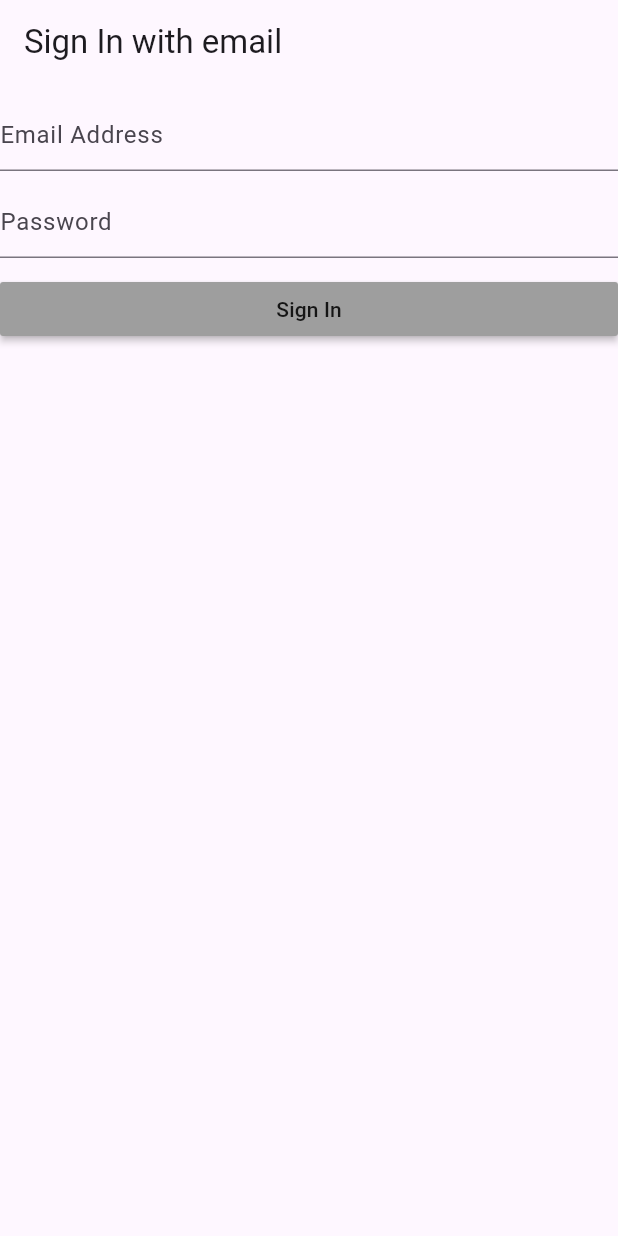
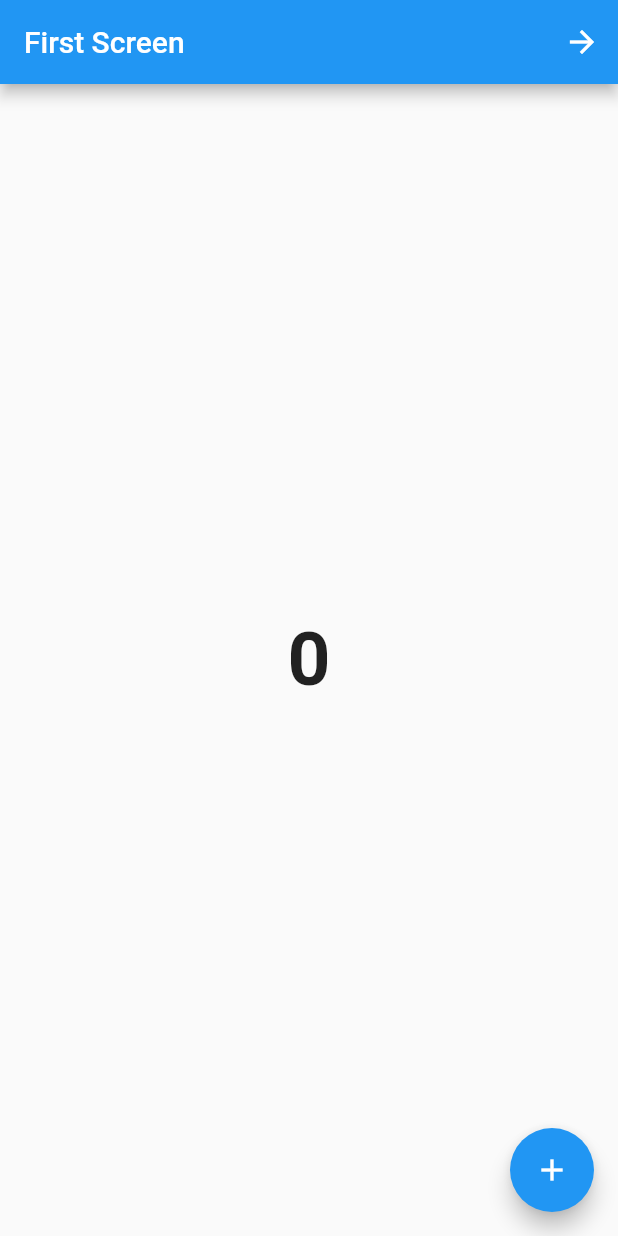
Before and after one commit to rohitranjan753/BlocTutorial, a Flutter app: the screen it shows after launch, on a phone screen of 412 x 824 dp. Run offline on Flutter 3.47's test engine with Material 2 defaults, Android fonts, the light colour scheme and no system bars; our stand-ins replace connectivity, email_validator, flutter_bloc.

Commit message:
routes management

```diff
--- a/lib/main.dart
+++ b/lib/main.dart
@@ -2,6 +2,7 @@ import 'package:blocktutorial/bloc/internet_bloc.dart';
 import 'package:blocktutorial/cubit_example.dart';
 import 'package:blocktutorial/cubits/internet_cubit.dart';
 import 'package:blocktutorial/home_screen.dart';
+import 'package:blocktutorial/routes/routes.dart';
 import 'package:blocktutorial/sign_in/bloc/signin_bloc.dart';
 import 'package:blocktutorial/sign_in/sign_in_screen.dart';
 import 'package:flutter/material.dart';
@@ -17,15 +18,19 @@ class MyApp extends StatelessWidget {
   // This widget is the root of your application.
   @override
   Widget build(BuildContext context) {
-    return BlocProvider(
-      create: (context) => SignInBloc(),
-      child: MaterialApp(
-        theme: ThemeData(
-          colorScheme: ColorScheme.fromSeed(seedColor: Colors.deepPurple),
-          useMaterial3: true,
-        ),
-        home: SignInExample(),
-      ),
+    // return BlocProvider(
+    //   create: (context) => SignInBloc(),
+    //   child: MaterialApp(
+    //     theme: ThemeData(
+    //       colorScheme: ColorScheme.fromSeed(seedColor: Colors.deepPurple),
+    //       useMaterial3: true,
+    //     ),
+    //     home: SignInExample(),
+    //   ),
+    // );
+    return MaterialApp(
+      debugShowCheckedModeBanner: false,
+        onGenerateRoute: Routes.onGenerateRoute,initialRoute: "/first",
     );
   }
 }
--- /dev/null
+++ b/lib/routes/first_cubit.dart
@@ -0,0 +1,6 @@
+import 'package:flutter_bloc/flutter_bloc.dart';
+
+class FirstCubit extends Cubit<int>{
+  FirstCubit() : super(0);
+  void increment()=> emit(state+1);
+}
--- /dev/null
+++ b/lib/routes/routes.dart
@@ -0,0 +1,38 @@
+import 'package:blocktutorial/routes/first_cubit.dart';
+import 'package:blocktutorial/routes/screens/first_screen.dart';
+import 'package:blocktutorial/routes/screens/second_screen.dart';
+import 'package:blocktutorial/routes/screens/third_screen.dart';
+import 'package:blocktutorial/routes/second_cubit.dart';
+import 'package:blocktutorial/routes/third_cubit.dart';
+import 'package:flutter/material.dart';
+import 'package:flutter_bloc/flutter_bloc.dart';
+
+class Routes {
+  static Route? onGenerateRoute(RouteSettings settings) {
+    switch (settings.name) {
+      case "/first":
+        return MaterialPageRoute(
+            builder: (context) => BlocProvider(
+                  create: (context) => FirstCubit(),
+                  child: FirstScreen(),
+                ),);
+
+      case "/second":
+        Map<String,dynamic> arguments = settings.arguments as Map<String,dynamic>;
+        return MaterialPageRoute(
+          builder: (context) => BlocProvider(
+            create: (context) => SecondCubit(),
+            child: SecondScreen(title: arguments['title'],),
+          ),);
+
+      case "/third":
+        return MaterialPageRoute(
+          builder: (context) => BlocProvider(
+            create: (context) => ThirdCubit(),
+            child: ThirdScreen(),
+          ),);
+
+      default : return null;
+    }
+  }
+}
--- /dev/null
+++ b/lib/routes/screens/first_screen.dart
@@ -0,0 +1,46 @@
+import 'package:blocktutorial/routes/first_cubit.dart';
+import 'package:blocktutorial/routes/screens/second_screen.dart';
+import 'package:blocktutorial/routes/second_cubit.dart';
+import 'package:flutter/material.dart';
+import 'package:flutter_bloc/flutter_bloc.dart';
+
+class FirstScreen extends StatefulWidget {
+  const FirstScreen({Key? key}) : super(key: key);
+
+  @override
+  State<FirstScreen> createState() => _FirstScreenState();
+}
+
+class _FirstScreenState extends State<FirstScreen> {
+  @override
+  Widget build(BuildContext context) {
+    return Scaffold(
+      appBar: AppBar(
+        title: Text('First Screen'),
+        actions: [
+          IconButton(onPressed: () {
+            Navigator.pushNamed(context,"/second",arguments: {
+              "title":"Dynamic Title"
+            });
+
+          }, icon: Icon(Icons.arrow_forward_outlined))
+        ],
+      ),
+      body: SafeArea(
+        child: Center(
+          child: BlocBuilder<FirstCubit, int>(
+            builder: (context, state) {
+              return Text(state.toString(),style: TextStyle(fontSize: 50,fontWeight: FontWeight.bold),);
+            },
+          ),
+        ),
+      ),
+      floatingActionButton: FloatingActionButton(
+        onPressed: () {
+          BlocProvider.of<FirstCubit>(context).increment();
+        },
+        child: Icon(Icons.add),
+      ),
+    );
+  }
+}
--- /dev/null
+++ b/lib/routes/second_cubit.dart
@@ -0,0 +1,6 @@
+import 'package:flutter_bloc/flutter_bloc.dart';
+
+class SecondCubit extends Cubit<int>{
+  SecondCubit() : super(0);
+  void increment()=> emit(state+1);
+}
--- /dev/null
+++ b/lib/routes/third_cubit.dart
@@ -0,0 +1,6 @@
+import 'package:flutter_bloc/flutter_bloc.dart';
+
+class ThirdCubit extends Cubit<int>{
+  ThirdCubit() : super(0);
+  void increment()=> emit(state+1);
+}
```
Also changed, not shown: lib/authentication/home_page.dart (added, +10 -0 lines), lib/authentication/signin_screen.dart (added, +35 -0 lines), lib/authentication/verify_phone_screen.dart (added, +29 -0 lines), lib/routes/screens/second_screen.dart (added, +45 -0 lines), lib/routes/screens/third_screen.dart (added, +40 -0 lines), lib/validation_example.dart (deleted).
